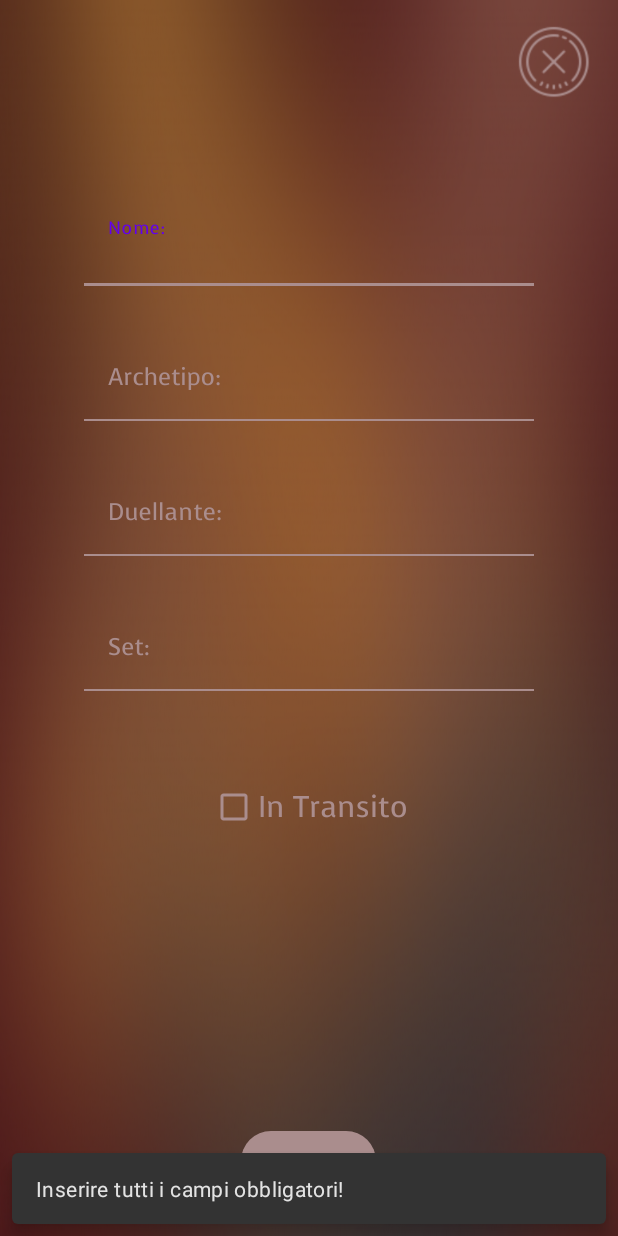
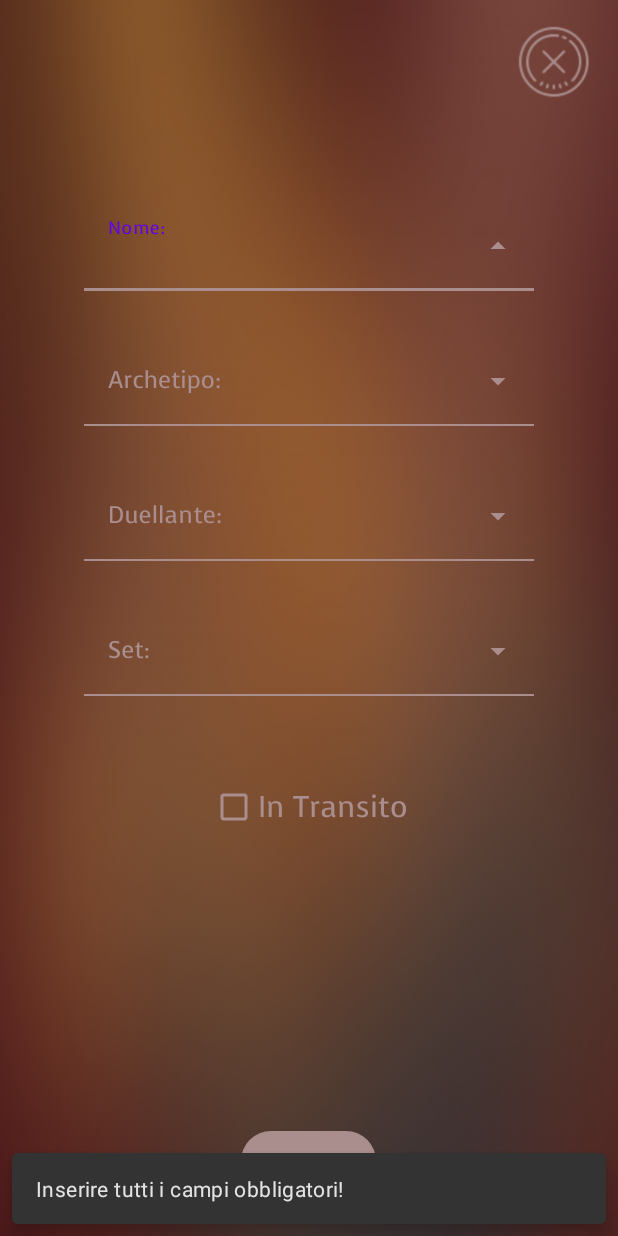
Before and after one commit to GiuliaT1996/CardTrackingApp, an Android app: the AddActivity screen opened directly, with no data from a screen before it, after a tap on an icon or button, on a phone screen of 412 x 824 dp. Run offline under Robolectric (Android 15) with nearby library versions, the phone set to English and light mode, and no system bars; 1 other tap on this screen came first.

Commit message:
various fix

```diff
--- a/app/src/main/java/com/angiuprojects/cardtrackingapp/activities/AddActivity.kt
+++ b/app/src/main/java/com/angiuprojects/cardtrackingapp/activities/AddActivity.kt
@@ -2,21 +2,30 @@ package com.angiuprojects.cardtrackingapp.activities
 
 import android.content.Intent
 import android.os.Bundle
+import android.util.Log
 import android.view.View
+import android.widget.ArrayAdapter
+import android.widget.AutoCompleteTextView
 import android.widget.CheckBox
 import androidx.annotation.IdRes
 import androidx.appcompat.app.AppCompatActivity
+import androidx.core.content.res.ResourcesCompat
 import com.angiuprojects.cardtrackingapp.R
 import com.angiuprojects.cardtrackingapp.entities.Card
 import com.angiuprojects.cardtrackingapp.queries.Queries
+import com.angiuprojects.cardtrackingapp.utilities.Constants
+import com.angiuprojects.cardtrackingapp.utilities.Utils
 import com.google.android.material.snackbar.Snackbar
-import com.google.android.material.textfield.TextInputLayout
 
 class AddActivity : AppCompatActivity() {
 
     override fun onCreate(savedInstanceState: Bundle?) {
         super.onCreate(savedInstanceState)
         setContentView(R.layout.activity_add)
+
+        setDropdown(R.id.archetype_auto_complete, Utils.getSuggetionList(0))
+        setDropdown(R.id.duelist_auto_complete, Utils.getSuggetionList(1))
+        setDropdown(R.id.set_auto_complete, Utils.getSuggetionList(2))
     }
 
     fun onClickClose(view: View){
@@ -26,16 +35,16 @@ class AddActivity : AppCompatActivity() {
     }
 
     fun onClickCreate(view: View) {
-        val name = getTextFromInput(R.id.name_input_text)
-        val archetype = getTextFromInput(R.id.name_archetype_text)
-        val duelist = getTextFromInput(R.id.name_duelist_text)
-        val set = getTextFromInput(R.id.name_set_text)
+        val name = getTextFromInput(R.id.name_auto_complete)
+        val archetype = getTextFromInput(R.id.archetype_auto_complete)
+        val duelist = getTextFromInput(R.id.duelist_auto_complete)
+        val set = getTextFromInput(R.id.set_auto_complete)
 
         val inTransit = findViewById<CheckBox>(R.id.in_transit)
 
         val snackBarView = findViewById<View>(android.R.id.content)
 
-        if(name == null || archetype == null || duelist == null || set == null) {
+        if(name == "" || archetype == "") {
             Snackbar.make(
                 snackBarView, "Inserire tutti i campi obbligatori!",
                 Snackbar.LENGTH_LONG
@@ -43,8 +52,6 @@ class AddActivity : AppCompatActivity() {
 
             return
         }
-
-
 
         val card = Card(name, archetype, duelist, set, inTransit = inTransit.isChecked, 0.0)
         Queries.getInstance().addUpdateCard(card, updatePrice = true)
@@ -57,12 +64,24 @@ class AddActivity : AppCompatActivity() {
         onClickClose(view)
     }
 
+    private fun setDropdown(@IdRes id: Int, suggestionList: List<String>) {
+        val autoCompleteTextView = findViewById<AutoCompleteTextView>(id)
 
-    private fun getTextFromInput(@IdRes id: Int): String? {
-        val text = findViewById<TextInputLayout>(id)
-        return if (text != null && text.editText != null && text.editText!!.text != null && text.editText!!.text.toString()
-                .isNotEmpty()
-        ) text.editText!!.text.toString() else null
+        val adapter = ArrayAdapter(this, android.R.layout.simple_spinner_dropdown_item, suggestionList)
+        autoCompleteTextView.setAdapter(adapter)
+
+        autoCompleteTextView.setDropDownBackgroundDrawable(
+            ResourcesCompat.getDrawable(
+                resources,
+                R.drawable.filter_spinner_dropdown_bg,
+                null
+            ))
+    }
+
+    private fun getTextFromInput(@IdRes id: Int): String {
+        val autoCompleteTextView = findViewById<AutoCompleteTextView>(id)
+        return if (autoCompleteTextView != null && autoCompleteTextView.text != null && autoCompleteTextView.text.isNotEmpty())
+            autoCompleteTextView.text.toString() else ""
     }
 
     override fun onBackPressed() {
--- a/app/src/main/java/com/angiuprojects/cardtrackingapp/activities/LogoActivity.kt
+++ b/app/src/main/java/com/angiuprojects/cardtrackingapp/activities/LogoActivity.kt
@@ -13,6 +13,8 @@ import com.angiuprojects.cardtrackingapp.handlers.EditPopUpHandler
 import com.angiuprojects.cardtrackingapp.queries.Queries
 import com.angiuprojects.cardtrackingapp.utilities.Constants
 import com.angiuprojects.cardtrackingapp.utilities.ExcelUtils
+import kotlinx.coroutines.DelicateCoroutinesApi
+import kotlinx.coroutines.GlobalScope
 import kotlinx.coroutines.launch
 import kotlinx.coroutines.runBlocking
 
@@ -30,7 +32,6 @@ class LogoActivity : AppCompatActivity() {
         Queries.getInstance().getSettings()
 
         animateImage(this)
-
 
     }
 
--- a/app/src/main/java/com/angiuprojects/cardtrackingapp/activities/SettingsActivity.kt
+++ b/app/src/main/java/com/angiuprojects/cardtrackingapp/activities/SettingsActivity.kt
@@ -111,7 +111,8 @@ class SettingsActivity : AppCompatActivity() {
                     names.append(it.name).append("\n")
                 }
 
-                popUpView.findViewById<TextView>(R.id.card_list_textview).text = names.toString()
+                val cardList = popUpView.findViewById<TextView>(R.id.card_list_textview)
+                cardList.text = names.toString()
             }
 
         popUpView.findViewById<ImageButton>(R.id.ok_button).setOnClickListener{onClickDeleteSelectedSet(filterSpinner)}
--- a/app/src/main/java/com/angiuprojects/cardtrackingapp/adapters/CardRecyclerAdapter.kt
+++ b/app/src/main/java/com/angiuprojects/cardtrackingapp/adapters/CardRecyclerAdapter.kt
@@ -60,8 +60,8 @@ class CardRecyclerAdapter(private val dataSet : MutableList<Card>, private val c
         return MyViewHolder(view)
     }
 
-    private fun onLongClickEdit(view: View, holder: MyViewHolder) {
-        EditPopUpHandler.getInstance().populateEditPopUp(dataSet[holder.adapterPosition], view, holder.adapterPosition, this)
+    private fun onLongClickEdit(view: View, holder: MyViewHolder, context: Context) {
+        EditPopUpHandler.getInstance().populateEditPopUp(dataSet[holder.adapterPosition], view, holder.adapterPosition, this, context)
     }
 
     override fun onBindViewHolder(holder: MyViewHolder, position: Int) {
@@ -85,7 +85,7 @@ class CardRecyclerAdapter(private val dataSet : MutableList<Card>, private val c
         }
 
         holder.layout.setOnLongClickListener {
-            onLongClickEdit(holder.layout, holder)
+            onLongClickEdit(holder.layout, holder, context)
             true
         }
 
--- a/app/src/main/java/com/angiuprojects/cardtrackingapp/queries/Queries.kt
+++ b/app/src/main/java/com/angiuprojects/cardtrackingapp/queries/Queries.kt
@@ -54,7 +54,7 @@ class Queries {
     fun addUpdateCard(c: Card, updatePrice: Boolean) {
         myRef = DB_INSTANCE.getReference(DB_CARD_PATH)
 
-        c.name = c.name.replace(".", "")
+        c.name = c.name.replace(".", "").replace("/", "-")
 
         if(updatePrice) {
             try {
--- a/app/src/main/java/com/angiuprojects/cardtrackingapp/utilities/Utils.kt
+++ b/app/src/main/java/com/angiuprojects/cardtrackingapp/utilities/Utils.kt
@@ -163,5 +163,21 @@ class Utils {
             return filteredList
         }
 
+        fun getSuggetionList(field: Int): MutableList<String> {
+
+            var suggestionList = mutableListOf<String>()
+
+            when(field) {
+                0 -> suggestionList = Constants.getInstance().getInstanceCards()?.map { it.archetype }?.sorted()?.distinct()
+                    ?.toMutableList()!!
+                1 -> suggestionList = Constants.getInstance().getInstanceCards()?.map { it.duelist }?.sorted()?.distinct()
+                    ?.toMutableList()!!
+                2 -> suggestionList = Constants.getInstance().getInstanceCards()?.map { it.set }?.sorted()?.distinct()
+                    ?.toMutableList()!!
+                else -> Log.e(Constants.getInstance().CARD_TRACKING_DEBUGGER, "Nessun campo selezionato")
+            }
+            return suggestionList
+        }
+
     }
 }
--- a/app/src/main/res/layout/activity_add.xml
+++ b/app/src/main/res/layout/activity_add.xml
@@ -33,11 +33,14 @@
         android:textColorHint="@color/cream"
         android:layout_below="@+id/back_button"
         android:layout_marginTop="50dp"
-        app:boxStrokeColor="@color/cream">
+        style="@style/Widget.MaterialComponents.TextInputLayout.FilledBox.ExposedDropdownMenu"
+        app:boxStrokeColor="@color/cream"
+        app:endIconTint="@color/cream">
 
-        <com.google.android.material.textfield.TextInputEditText
+        <AutoCompleteTextView
+            android:id="@+id/name_auto_complete"
             android:layout_width="match_parent"
-            android:layout_height="wrap_content"
+            android:layout_height="match_parent"
             android:textColor="@color/white"
             android:background="@color/transparent"
             android:fontFamily="@font/voces"
@@ -54,11 +57,14 @@
         android:textColorHint="@color/cream"
         android:layout_marginTop="30dp"
         android:layout_below="@+id/name_input_text"
-        app:boxStrokeColor="@color/cream">
+        app:boxStrokeColor="@color/cream"
+        app:endIconTint="@color/cream"
+        style="@style/Widget.MaterialComponents.TextInputLayout.FilledBox.ExposedDropdownMenu">
 
-        <com.google.android.material.textfield.TextInputEditText
+        <AutoCompleteTextView
+            android:id="@+id/archetype_auto_complete"
             android:layout_width="match_parent"
-            android:layout_height="wrap_content"
+            android:layout_height="match_parent"
             android:textColor="@color/white"
             android:background="@color/transparent"
             android:fontFamily="@font/voces"
@@ -75,11 +81,14 @@
         android:textColorHint="@color/cream"
         android:layout_marginTop="30dp"
         android:layout_below="@+id/name_archetype_text"
-        app:boxStrokeColor="@color/cream">
+        app:boxStrokeColor="@color/cream"
+        app:endIconTint="@color/cream"
+        style="@style/Widget.MaterialComponents.TextInputLayout.FilledBox.ExposedDropdownMenu">
 
-        <com.google.android.material.textfield.TextInputEditText
+        <AutoCompleteTextView
+            android:id="@+id/duelist_auto_complete"
             android:layout_width="match_parent"
-            android:layout_height="wrap_content"
+            android:layout_height="match_parent"
             android:textColor="@color/white"
             android:background="@color/transparent"
             android:fontFamily="@font/voces"
@@ -96,11 +105,14 @@
         android:fontFamily="@font/voces"
         android:textColorHint="@color/cream"
         android:layout_below="@+id/name_duelist_text"
-        app:boxStrokeColor="@color/cream">
+        app:boxStrokeColor="@color/cream"
+        app:endIconTint="@color/cream"
+        style="@style/Widget.MaterialComponents.TextInputLayout.FilledBox.ExposedDropdownMenu">
 
-        <com.google.android.material.textfield.TextInputEditText
+        <AutoCompleteTextView
+            android:id="@+id/set_auto_complete"
             android:layout_width="match_parent"
-            android:layout_height="wrap_content"
+            android:layout_height="match_parent"
             android:textColor="@color/white"
             android:background="@color/transparent"
             android:fontFamily="@font/voces"
--- /dev/null
+++ b/app/src/main/res/values/attrs.xml
@@ -0,0 +1,6 @@
+<?xml version="1.0" encoding="utf-8"?>
+<resources xmlns:tools="http://schemas.android.com/tools">
+    <declare-styleable name="custom_ScrollViewWithMaxHeight">
+        <attr name="max_height" format="dimension" />
+    </declare-styleable>
+</resources>
```
Also changed, not shown: app/src/main/java/com/angiuprojects/cardtrackingapp/activities/MenuActivity.kt (+29 -9 lines), app/src/main/java/com/angiuprojects/cardtrackingapp/handlers/EditPopUpHandler.kt (+36 -18 lines), app/src/main/java/com/angiuprojects/cardtrackingapp/utilities/ExcelUtils.kt (+5 -2 lines), app/src/main/java/com/angiuprojects/cardtrackingapp/utilities/ScrollViewWithMaxHeight.java (added, +59 -0 lines), app/src/main/res/layout/activity_menu.xml (+13 -5 lines), app/src/main/res/layout/edit_popup.xml (+36 -25 lines), app/src/main/res/layout/set_choice_popup.xml (+7 -7 lines), 1 other file.
